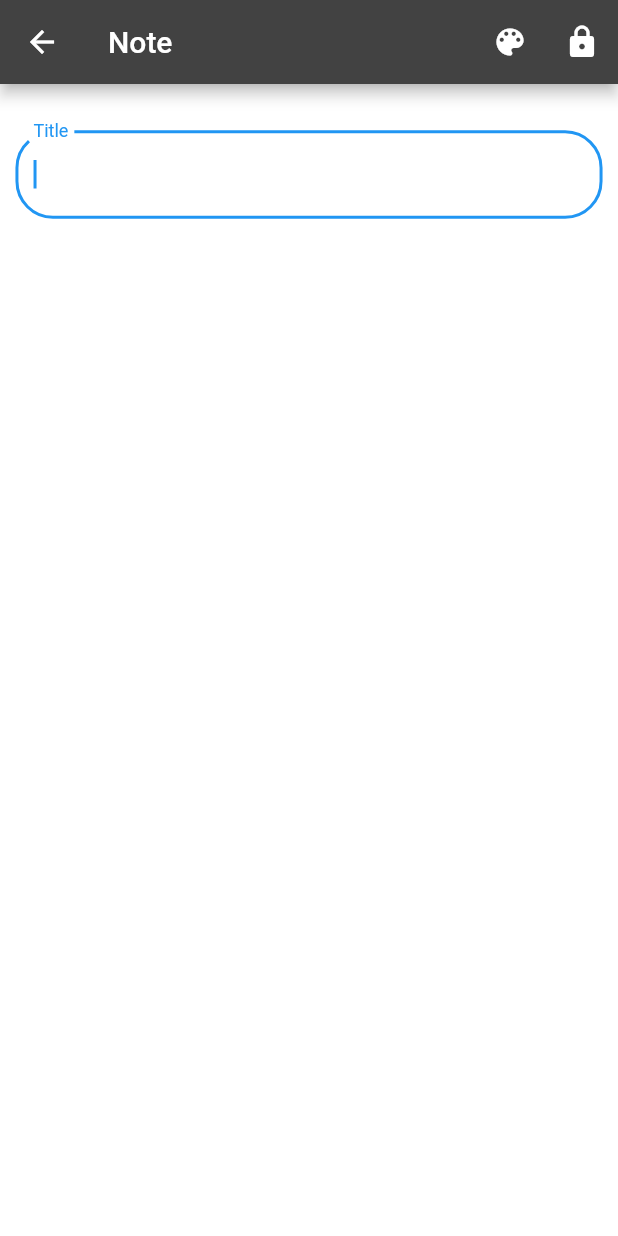
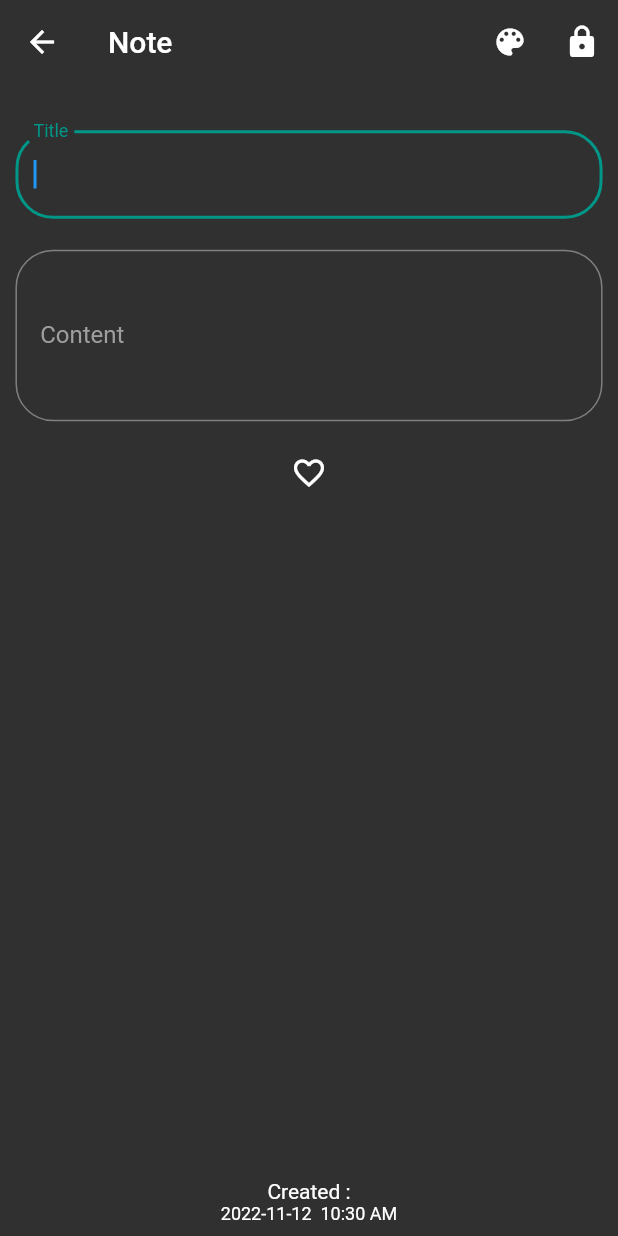
Before and after one commit to ahmadelbaz/noted, a Flutter app: the screen it shows after launch, scrolled down 56 dp, after a tap on the "note add" icon, on a phone screen of 412 x 824 dp. Run offline on Flutter 3.47's test engine with Material 2 defaults, Android fonts, the phone set to English and light mode, and no system bars; our stand-ins replace contained_tab_bar_view, flutter_colorpicker, hooks_riverpod, share_plus, sqflite; missing offline and left inert: auto_direction; accounts and stored records are empty.

Commit message:
Now we have darm and light mode and user can switch between them with 1 click, next step is to save user selection, everynote has its own color now, and user can select any color for it, or just leave it as transparent, we removed drawer for now, fixed device width and height variables

```diff
--- a/lib/functions/color_dialog.dart
+++ b/lib/functions/color_dialog.dart
@@ -26,31 +26,24 @@ Future<void> colorDialog(BuildContext context, WidgetRef ref, Note note) async {
           onColorChanged: (newColor) =>
               ref.read(newColorStateProvider.notifier).state = newColor,
         ),
-        // Use Material color picker:
-        //
-        // child: MaterialPicker(
-        //   pickerColor: pickerColor,
-        //   onColorChanged: changeColor,
-        //   showLabel: true, // only on portrait mode
-        // ),
-        //
-        // Use Block color picker:
-        //
-        // child: BlockPicker(
-        //   pickerColor: currentColor,
-        //   onColorChanged: changeColor,
-        // ),
-        //
-        // child: MultipleChoiceBlockPicker(
-        //   pickerColors: currentColors,
-        //   onColorsChanged: changeColors,
-        // ),
       ),
       actions: <Widget>[
         ElevatedButton(
           child: const Text('Cancel'),
           onPressed: () {
             Navigator.of(context).pop();
+          },
+        ),
+        ElevatedButton(
+          child: const Text('Transparent'),
+          onPressed: () async {
+            await ref
+                .watch(notesChangeNotifierProvider)
+                .updateColor(
+                  note,
+                  Colors.transparent,
+                )
+                .then((value) => Navigator.of(context).pop());
           },
         ),
         ElevatedButton(
--- a/lib/main.dart
+++ b/lib/main.dart
@@ -1,5 +1,6 @@
 import 'package:flutter/material.dart';
 import 'package:hooks_riverpod/hooks_riverpod.dart';
+import 'package:noted/consts.dart';
 import 'package:noted/providers/notes_provider.dart';
 import 'package:noted/screens/add_edit_note_screen.dart';
 import 'package:noted/screens/notes_screen.dart';
@@ -7,6 +8,11 @@ import 'package:noted/screens/notes_screen.dart';
 // Provider (change notifier) for notes list
 final notesChangeNotifierProvider =
     ChangeNotifierProvider((ref) => NoteProvider());
+
+// Provider (State) for theme (Light or Dark)
+final isDarkStateProvider = StateProvider<bool>(
+  (ref) => true,
+);
 
 // Provider (Future) to get the data saved in db before UI
 final dataFutureProvider = FutureProvider(
@@ -24,18 +30,64 @@ void main() {
   runApp(const ProviderScope(child: App()));
 }
 
-class App extends StatelessWidget {
+class App extends ConsumerWidget {
   const App({super.key});
 
   @override
-  Widget build(BuildContext context) {
-    // Assign screen height and width to these global variables so we can use them in all screens
-    // deviceWidth = MediaQuery.of(context).size.width;
-    // deviceHeight = MediaQuery.of(context).size.height;
+  Widget build(BuildContext context, WidgetRef ref) {
     return MaterialApp(
+      builder: (context, child) {
+        // Assign screen height and width to these global variables so we can use them in all screens
+        deviceWidth = MediaQuery.of(context).size.width;
+        deviceHeight = MediaQuery.of(context).size.height;
+        return Theme(
+            data: ThemeData(
+              primarySwatch: Colors.teal,
+              primaryColor: Colors.teal,
+              // backgroundColor: ref.watch(isDarkStateProvider)
+              //     ? Colors.grey
+              //     : const Color(0xffF1F5FB),
+              indicatorColor:
+                  ref.watch(isDarkStateProvider) ? Colors.white : Colors.black,
+
+              hintColor: Colors.grey,
+
+              highlightColor: ref.watch(isDarkStateProvider)
+                  ? const Color(0xff372901)
+                  : const Color(0xffFCE192),
+              hoverColor: ref.watch(isDarkStateProvider)
+                  ? const Color(0xff3A3A3B)
+                  : const Color(0xff4285F4),
+
+              focusColor: ref.watch(isDarkStateProvider)
+                  ? const Color(0xff0B2512)
+                  : const Color(0xffA8DAB5),
+              disabledColor: Colors.grey,
+              // textSelectionColor: ref.watch(isDarkStateProvider) ? Colors.white : Colors.black,
+              cardColor: ref.watch(isDarkStateProvider)
+                  ? const Color(0xFF303030)
+                  : Colors.white,
+              canvasColor: ref.watch(isDarkStateProvider)
+                  ? const Color(0xFF303030)
+                  : Colors.grey[50],
+              brightness: ref.watch(isDarkStateProvider)
+                  ? Brightness.dark
+                  : Brightness.light,
+              buttonTheme: Theme.of(context).buttonTheme.copyWith(
+                  colorScheme: ref.watch(isDarkStateProvider)
+                      ? const ColorScheme.dark()
+                      : const ColorScheme.light()),
+              appBarTheme: const AppBarTheme(
+                elevation: 0.0,
+              ),
+            ),
+            child: child!);
+      },
       debugShowCheckedModeBanner: false,
-      darkTheme: ThemeData.dark(),
-      themeMode: ThemeMode.dark,
+      // darkTheme:
+      //     ref.watch(isDarkStateProvider) ? ThemeData.dark() : ThemeData.light(),
+      // themeMode: ThemeMode.dark,
+
       routes: {
         '/': (context) => const NotesScreen(),
         '/add_edit_note': (context) => const AddEditNoteScreen(),
--- a/lib/models/note.dart
+++ b/lib/models/note.dart
@@ -22,7 +22,7 @@ class Note implements DatabaseModel {
       : uuid = uuid ?? const Uuid().v4(),
         createdDate = createdDate ?? DateTime.now(),
         updatedDate = updatedDate ?? DateTime.now(),
-        color = color ?? Colors.transparent;
+        color = color ?? const Color(0xFF303030);
 
   Note updated([String? title, body, bool? isFavorite, Color? color]) => Note(
         uuid: uuid,
--- a/lib/screens/add_edit_note_screen.dart
+++ b/lib/screens/add_edit_note_screen.dart
@@ -19,14 +19,22 @@ class AddEditNoteScreen extends ConsumerWidget {
   @override
   Widget build(BuildContext context, WidgetRef ref) {
     final notesProvider = ref.watch(notesChangeNotifierProvider);
-    var isLockedProvider = ref.watch(isLockedStateProvider);
+    final isLockedProvider = ref.watch(isLockedStateProvider);
+    final isDarkProvider = ref.watch(isDarkStateProvider);
     return WillPopScope(
       onWillPop: () {
         return onWillPop(notesProvider, notesProvider.currentNote.title!,
             notesProvider.currentNote.body!);
       },
       child: Scaffold(
-        backgroundColor: notesProvider.currentNote.color,
+        // We check if the note has color or just transparent
+        // If it has color just set the backgoround with it
+        // If it is transparent, the background color will depend on theme dark or light
+        backgroundColor: notesProvider.currentNote.color == Colors.transparent
+            ? isDarkProvider
+                ? const Color(0xFF303030)
+                : Colors.white
+            : notesProvider.currentNote.color,
         appBar: AppBar(
           title: const Text('Note'),
           actions: [
@@ -100,8 +108,13 @@ class AddEditNoteScreen extends ConsumerWidget {
                         child: AutoDirection(
                           text: notesProvider.currentNote.body!,
                           child: TextFormField(
+                            style: const TextStyle(height: 2.0),
                             initialValue: notesProvider.currentNote.body,
                             decoration: InputDecoration(
+                              isDense: true,
+                              contentPadding: EdgeInsets.symmetric(
+                                  vertical: deviceHeight * 0.05,
+                                  horizontal: deviceWidth * 0.04),
                               labelText: 'Content',
                               border: OutlineInputBorder(
                                 borderRadius: BorderRadius.circular(25.0),
--- a/lib/screens/notes_screen.dart
+++ b/lib/screens/notes_screen.dart
@@ -9,7 +9,6 @@ import 'package:noted/main.dart';
 import 'package:noted/models/note.dart';
 import 'package:noted/screens/add_edit_note_screen.dart';
 import 'package:noted/screens/all_notes_screen.dart';
-import 'package:noted/widgets/drawer.dart';
 
 // Provider (State) to switch search mode
 final inSearchModeStateProvider = StateProvider<bool>(((ref) => false));
@@ -37,6 +36,7 @@ class NotesScreen extends ConsumerWidget {
     final notesProvider = ref.watch(notesChangeNotifierProvider);
     final searchProvider = ref.watch(inSearchModeStateProvider);
     final selectionProvider = ref.watch(inSelectionModeStateProvider);
+    final isDarkProvider = ref.watch(isDarkStateProvider);
     return DefaultTabController(
       // Length of tabs (We will change it later to be dynamic maybe to add categories)
       length: 2,
@@ -62,7 +62,7 @@ class NotesScreen extends ConsumerWidget {
           return false;
         },
         child: Scaffold(
-          drawer: const DrawerView(),
+          // drawer: const DrawerView(),
           // We add this so that we hide appbar when user scrolls
           body: NestedScrollView(
             headerSliverBuilder:
@@ -151,6 +151,26 @@ class NotesScreen extends ConsumerWidget {
                                   : Icons.search_rounded,
                             ),
                           ),
+                          IconButton(
+                            tooltip: 'Share all notes',
+                            onPressed: () =>
+                                shareAllNotes(context, notesProvider.getAll()),
+                            icon: const Icon(
+                              Icons.share_rounded,
+                            ),
+                          ),
+                          IconButton(
+                            tooltip: 'Change theme',
+                            onPressed: () {
+                              ref.read(isDarkStateProvider.notifier).state =
+                                  !ref.read(isDarkStateProvider.notifier).state;
+                            },
+                            icon: Icon(
+                              isDarkProvider
+                                  ? Icons.wb_sunny_rounded
+                                  : Icons.dark_mode_rounded,
+                            ),
+                          ),
                         ],
                 ),
               ];
@@ -208,7 +228,12 @@ class NotesScreen extends ConsumerWidget {
             child: FloatingActionButton(
               tooltip: 'Add Note',
               onPressed: () {
-                final newNote = Note(title: '', body: '', isFavorite: false);
+                final newNote = Note(
+                  title: '',
+                  body: '',
+                  isFavorite: false,
+                  color: Colors.transparent,
+                );
                 final notesProvider = ref.watch(notesChangeNotifierProvider);
                 notesProvider.add(newNote);
                 Navigator.of(context).push(
--- a/lib/widgets/drawer.dart
+++ b/lib/widgets/drawer.dart
@@ -10,10 +10,21 @@ class DrawerView extends ConsumerWidget {
   @override
   Widget build(BuildContext context, WidgetRef ref) {
     final notesProvider = ref.watch(notesChangeNotifierProvider);
+    final isDarkProvider = ref.watch(isDarkStateProvider);
     return Drawer(
-      // backgroundColor: Colors.teal,
+      backgroundColor: Colors.teal,
       child: ListView(
         children: [
+          SizedBox(height: deviceHeight * 0.04),
+          IconButton(
+            onPressed: () {
+              ref.read(isDarkStateProvider.notifier).state =
+                  !ref.read(isDarkStateProvider.notifier).state;
+            },
+            icon: Icon(
+              isDarkProvider ? Icons.wb_sunny_rounded : Icons.dark_mode_rounded,
+            ),
+          ),
           SizedBox(height: deviceHeight * 0.06),
           ListTile(
             leading: const Icon(Icons.share_rounded),
```
